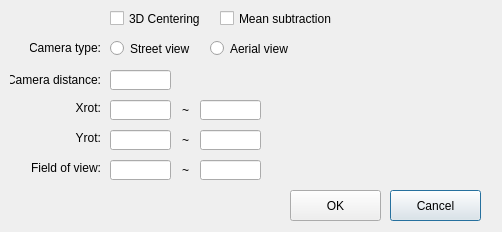
This is BuildingMassEstimationCNN/ParameterEstimationDialog.ui in gnishida/BuildingMassEstimationCNN as Qt 5 draws it before an edit. The edited form follows.
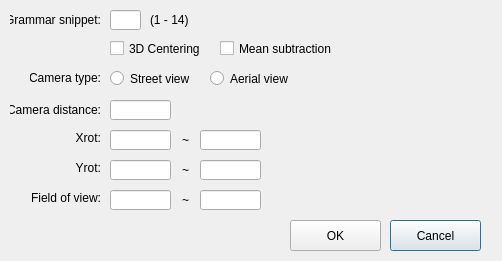
This is the edited form.

Commit message: Deal with any grammar snippet.

Patch:
```diff
--- a/BuildingMassEstimationCNN/ParameterEstimationDialog.ui
+++ b/BuildingMassEstimationCNN/ParameterEstimationDialog.ui
@@ -7,7 +7,7 @@
     <x>0</x>
     <y>0</y>
     <width>502</width>
-    <height>232</height>
+    <height>261</height>
    </rect>
   </property>
   <property name="windowTitle">
@@ -17,7 +17,7 @@
    <property name="geometry">
     <rect>
      <x>173</x>
-     <y>160</y>
+     <y>190</y>
      <width>16</width>
      <height>20</height>
     </rect>
@@ -33,7 +33,7 @@
    <property name="geometry">
     <rect>
      <x>200</x>
-     <y>160</y>
+     <y>190</y>
      <width>61</width>
      <height>20</height>
     </rect>
@@ -43,7 +43,7 @@
    <property name="geometry">
     <rect>
      <x>110</x>
-     <y>130</y>
+     <y>160</y>
      <width>61</width>
      <height>20</height>
     </rect>
@@ -53,7 +53,7 @@
    <property name="geometry">
     <rect>
      <x>110</x>
-     <y>100</y>
+     <y>130</y>
      <width>61</width>
      <height>20</height>
     </rect>
@@ -63,7 +63,7 @@
    <property name="geometry">
     <rect>
      <x>173</x>
-     <y>100</y>
+     <y>130</y>
      <width>16</width>
      <height>20</height>
     </rect>
@@ -79,7 +79,7 @@
    <property name="geometry">
     <rect>
      <x>200</x>
-     <y>130</y>
+     <y>160</y>
      <width>61</width>
      <height>20</height>
     </rect>
@@ -89,7 +89,7 @@
    <property name="geometry">
     <rect>
      <x>200</x>
-     <y>100</y>
+     <y>130</y>
      <width>61</width>
      <height>20</height>
     </rect>
@@ -99,7 +99,7 @@
    <property name="geometry">
     <rect>
      <x>173</x>
-     <y>130</y>
+     <y>160</y>
      <width>16</width>
      <height>20</height>
     </rect>
@@ -115,7 +115,7 @@
    <property name="geometry">
     <rect>
      <x>30</x>
-     <y>160</y>
+     <y>190</y>
      <width>71</width>
      <height>16</height>
     </rect>
@@ -131,7 +131,7 @@
    <property name="geometry">
     <rect>
      <x>110</x>
-     <y>70</y>
+     <y>100</y>
      <width>61</width>
      <height>20</height>
     </rect>
@@ -141,7 +141,7 @@
    <property name="geometry">
     <rect>
      <x>10</x>
-     <y>70</y>
+     <y>100</y>
      <width>91</width>
      <height>20</height>
     </rect>
@@ -157,7 +157,7 @@
    <property name="geometry">
     <rect>
      <x>30</x>
-     <y>100</y>
+     <y>130</y>
      <width>71</width>
      <height>16</height>
     </rect>
@@ -173,7 +173,7 @@
    <property name="geometry">
     <rect>
      <x>30</x>
-     <y>130</y>
+     <y>160</y>
      <width>71</width>
      <height>16</height>
     </rect>
@@ -189,7 +189,7 @@
    <property name="geometry">
     <rect>
      <x>110</x>
-     <y>160</y>
+     <y>190</y>
      <width>61</width>
      <height>20</height>
     </rect>
@@ -199,7 +199,7 @@
    <property name="geometry">
     <rect>
      <x>390</x>
-     <y>190</y>
+     <y>220</y>
      <width>91</width>
      <height>31</height>
     </rect>
@@ -212,7 +212,7 @@
    <property name="geometry">
     <rect>
      <x>290</x>
-     <y>190</y>
+     <y>220</y>
      <width>91</width>
      <height>31</height>
     </rect>
@@ -225,7 +225,7 @@
    <property name="geometry">
     <rect>
      <x>30</x>
-     <y>40</y>
+     <y>70</y>
      <width>71</width>
      <height>16</height>
     </rect>
@@ -241,7 +241,7 @@
    <property name="geometry">
     <rect>
      <x>110</x>
-     <y>40</y>
+     <y>70</y>
      <width>82</width>
      <height>17</height>
     </rect>
@@ -254,7 +254,7 @@
    <property name="geometry">
     <rect>
      <x>210</x>
-     <y>40</y>
+     <y>70</y>
      <width>82</width>
      <height>17</height>
     </rect>
@@ -267,7 +267,7 @@
    <property name="geometry">
     <rect>
      <x>110</x>
-     <y>10</y>
+     <y>40</y>
      <width>91</width>
      <height>17</height>
     </rect>
@@ -280,7 +280,7 @@
    <property name="geometry">
     <rect>
      <x>220</x>
-     <y>10</y>
+     <y>40</y>
      <width>121</width>
      <height>17</height>
     </rect>
@@ -289,6 +289,48 @@
     <string>Mean subtraction</string>
    </property>
   </widget>
+  <widget class="QLabel" name="label_15">
+   <property name="geometry">
+    <rect>
+     <x>10</x>
+     <y>10</y>
+     <width>91</width>
+     <height>20</height>
+    </rect>
+   </property>
+   <property name="text">
+    <string>Grammar snippet:</string>
+   </property>
+   <property name="alignment">
+    <set>Qt::AlignRight|Qt::AlignTrailing|Qt::AlignVCenter</set>
+   </property>
+  </widget>
+  <widget class="QLineEdit" name="lineEditGrammarSnippet">
+   <property name="geometry">
+    <rect>
+     <x>110</x>
+     <y>10</y>
+     <width>31</width>
+     <height>20</height>
+    </rect>
+   </property>
+  </widget>
+  <widget class="QLabel" name="label_16">
+   <property name="geometry">
+    <rect>
+     <x>150</x>
+     <y>10</y>
+     <width>41</width>
+     <height>20</height>
+    </rect>
+   </property>
+   <property name="text">
+    <string>(1 - 14)</string>
+   </property>
+   <property name="alignment">
+    <set>Qt::AlignLeading|Qt::AlignLeft|Qt::AlignVCenter</set>
+   </property>
+  </widget>
  </widget>
  <layoutdefault spacing="6" margin="11"/>
  <tabstops>
```
The commit also changes 6 other files.
